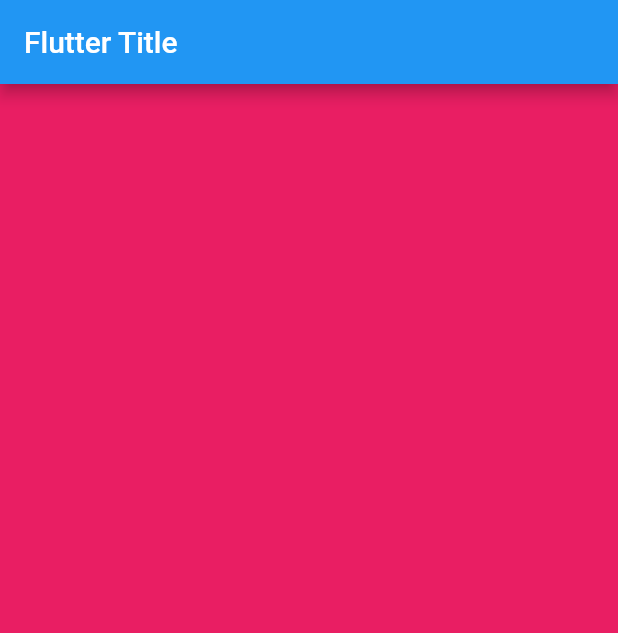
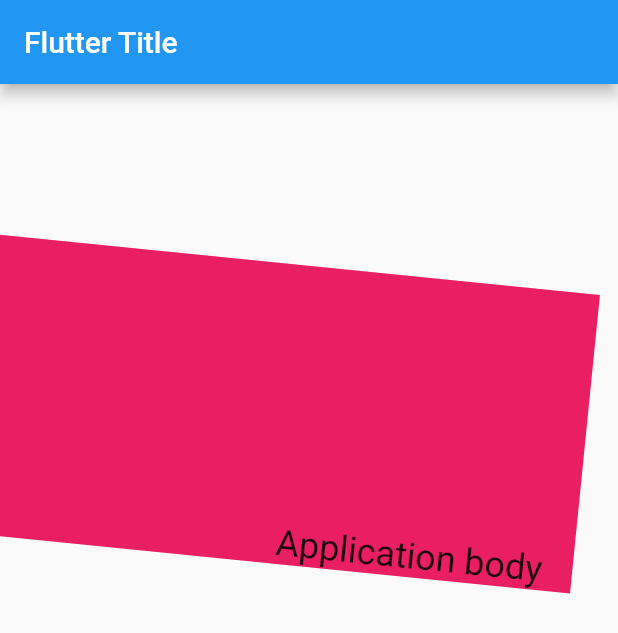
Before and after one commit to LuckyMadu/flutter-sample-project, a Flutter app: the screen it shows after launch, on a phone screen of 412 x 824 dp. Shown: the top 633 px of the screen. Run offline on Flutter 3.47's test engine with Material 2 defaults, Android fonts, the phone set to English and light mode, and no system bars.

Commit message:
container widget

```diff
--- a/lib/main.dart
+++ b/lib/main.dart
@@ -26,7 +26,16 @@ class HomePage extends StatelessWidget {
         title: const Text('Flutter Title')
       ),
       body: Container(
+        //margin: const EdgeInsets.all(20.0), //margin
+        margin: const EdgeInsets.only(top:100.0), //margin
+        //padding: const EdgeInsets.all(10.0), //padding
+        padding: const EdgeInsets.symmetric(horizontal: 20.0), //padding
+        transform: Matrix4.rotationZ(0.1),
+        alignment: Alignment.bottomRight,
+        height: 200.0,
+        width: double.infinity,
         color: Colors.pink,
+        child: const Text('Application body', style: TextStyle(fontSize: 24.0))
       ),
     );
   }
```
